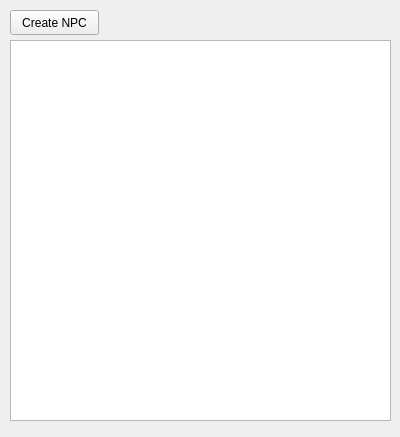
Old version of the form mainwindow.ui in the repository erickveil/Wargame-Campaign.
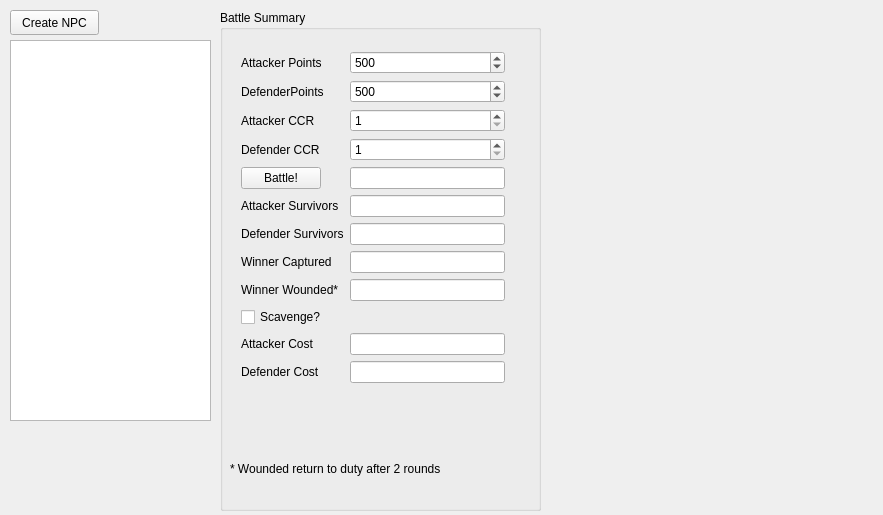
New version of the form.

Commit message: working on battle resolution

What changed in the file:
```diff
--- a/mainwindow.ui
+++ b/mainwindow.ui
@@ -6,8 +6,8 @@
    <rect>
     <x>0</x>
     <y>0</y>
-    <width>400</width>
-    <height>437</height>
+    <width>883</width>
+    <height>515</height>
    </rect>
   </property>
   <property name="windowTitle">
@@ -32,11 +32,224 @@
      <rect>
       <x>10</x>
       <y>40</y>
-      <width>381</width>
+      <width>201</width>
       <height>381</height>
      </rect>
     </property>
    </widget>
+   <widget class="QGroupBox" name="groupBox">
+    <property name="geometry">
+     <rect>
+      <x>220</x>
+      <y>10</y>
+      <width>321</width>
+      <height>501</height>
+     </rect>
+    </property>
+    <property name="title">
+     <string>Battle Summary</string>
+    </property>
+    <widget class="QWidget" name="formLayoutWidget">
+     <property name="geometry">
+      <rect>
+       <x>10</x>
+       <y>30</y>
+       <width>286</width>
+       <height>411</height>
+      </rect>
+     </property>
+     <layout class="QFormLayout" name="formLayout">
+      <item row="0" column="0">
+       <widget class="QLabel" name="label">
+        <property name="text">
+         <string>Attacker Points</string>
+        </property>
+       </widget>
+      </item>
+      <item row="0" column="1">
+       <widget class="QSpinBox" name="sbAttkPoints">
+        <property name="minimum">
+         <number>1</number>
+        </property>
+        <property name="maximum">
+         <number>5000</number>
+        </property>
+        <property name="value">
+         <number>500</number>
+        </property>
+       </widget>
+      </item>
+      <item row="1" column="0">
+       <widget class="QLabel" name="label_2">
+        <property name="text">
+         <string>DefenderPoints</string>
+        </property>
+       </widget>
+      </item>
+      <item row="1" column="1">
+       <widget class="QSpinBox" name="sbDefPoints">
+        <property name="minimum">
+         <number>1</number>
+        </property>
+        <property name="maximum">
+         <number>5000</number>
+        </property>
+        <property name="value">
+         <number>500</number>
+        </property>
+       </widget>
+      </item>
+      <item row="2" column="0">
+       <widget class="QLabel" name="label_3">
+        <property name="text">
+         <string>Attacker CCR</string>
+        </property>
+       </widget>
+      </item>
+      <item row="2" column="1">
+       <widget class="QSpinBox" name="sbAttkCCR">
+        <property name="minimum">
+         <number>1</number>
+        </property>
+        <property name="maximum">
+         <number>6</number>
+        </property>
+       </widget>
+      </item>
+      <item row="3" column="0">
+       <widget class="QLabel" name="label_4">
+        <property name="text">
+         <string>Defender CCR</string>
+        </property>
+       </widget>
+      </item>
+      <item row="3" column="1">
+       <widget class="QSpinBox" name="sbDefCCR">
+        <property name="minimum">
+         <number>1</number>
+        </property>
+        <property name="maximum">
+         <number>6</number>
+        </property>
+       </widget>
+      </item>
+      <item row="4" column="0">
+       <widget class="QPushButton" name="pbBattle">
+        <property name="text">
+         <string>Battle!</string>
+        </property>
+       </widget>
+      </item>
+      <item row="4" column="1">
+       <widget class="QLineEdit" name="leWinner">
+        <property name="readOnly">
+         <bool>true</bool>
+        </property>
+       </widget>
+      </item>
+      <item row="5" column="0">
+       <widget class="QLabel" name="label_5">
+        <property name="text">
+         <string>Attacker Survivors</string>
+        </property>
+       </widget>
+      </item>
+      <item row="5" column="1">
+       <widget class="QLineEdit" name="leAttkSurvive">
+        <property name="readOnly">
+         <bool>true</bool>
+        </property>
+       </widget>
+      </item>
+      <item row="6" column="0">
+       <widget class="QLabel" name="label_6">
+        <property name="text">
+         <string>Defender Survivors</string>
+        </property>
+       </widget>
+      </item>
+      <item row="6" column="1">
+       <widget class="QLineEdit" name="leDefSurvive">
+        <property name="readOnly">
+         <bool>true</bool>
+        </property>
+       </widget>
+      </item>
+      <item row="7" column="0">
+       <widget class="QLabel" name="label_9">
+        <property name="text">
+         <string>Winner Captured</string>
+        </property>
+       </widget>
+      </item>
+      <item row="7" column="1">
+       <widget class="QLineEdit" name="leLoseCaptured">
+        <property name="readOnly">
+         <bool>true</bool>
+        </property>
+       </widget>
+      </item>
+      <item row="8" column="0">
+       <widget class="QLabel" name="label_10">
+        <property name="text">
+         <string>Winner Wounded*</string>
+        </property>
+       </widget>
+      </item>
+      <item row="8" column="1">
+       <widget class="QLineEdit" name="leWinnerWounded"/>
+      </item>
+      <item row="10" column="0">
+       <widget class="QLabel" name="label_7">
+        <property name="text">
+         <string>Attacker Cost</string>
+        </property>
+       </widget>
+      </item>
+      <item row="10" column="1">
+       <widget class="QLineEdit" name="leAttkCost">
+        <property name="readOnly">
+         <bool>true</bool>
+        </property>
+       </widget>
+      </item>
+      <item row="11" column="0">
+       <widget class="QLabel" name="label_8">
+        <property name="text">
+         <string>Defender Cost</string>
+        </property>
+       </widget>
+      </item>
+      <item row="11" column="1">
+       <widget class="QLineEdit" name="leDefCost">
+        <property name="readOnly">
+         <bool>true</bool>
+        </property>
+       </widget>
+      </item>
+      <item row="9" column="0">
+       <widget class="QCheckBox" name="cbScavenge">
+        <property name="text">
+         <string>Scavenge?</string>
+        </property>
+       </widget>
+      </item>
+     </layout>
+    </widget>
+    <widget class="QLabel" name="label_11">
+     <property name="geometry">
+      <rect>
+       <x>10</x>
+       <y>450</y>
+       <width>281</width>
+       <height>17</height>
+      </rect>
+     </property>
+     <property name="text">
+      <string>* Wounded return to duty after 2 rounds</string>
+     </property>
+    </widget>
+   </widget>
   </widget>
  </widget>
  <layoutdefault spacing="6" margin="11"/>
```
The commit also changes 5 other files.
